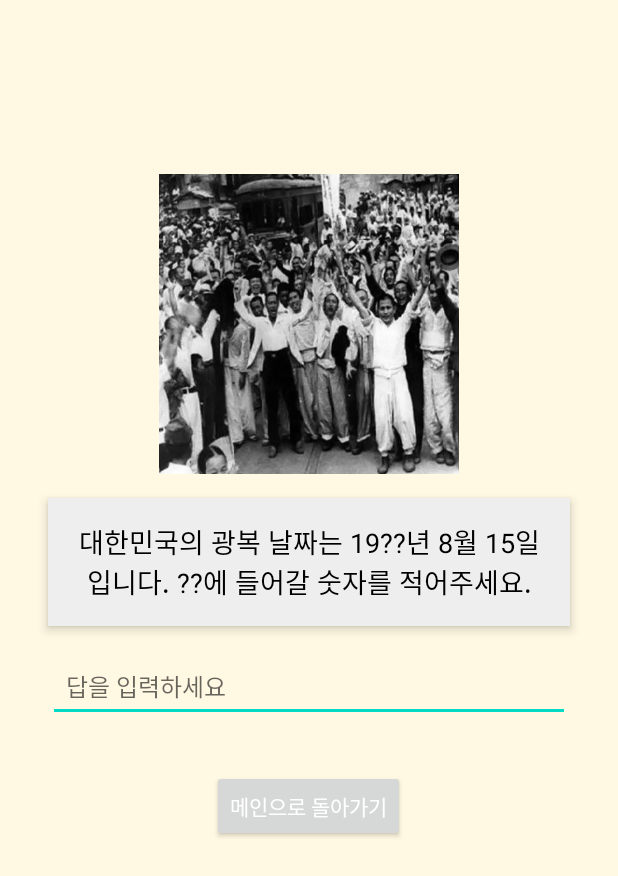
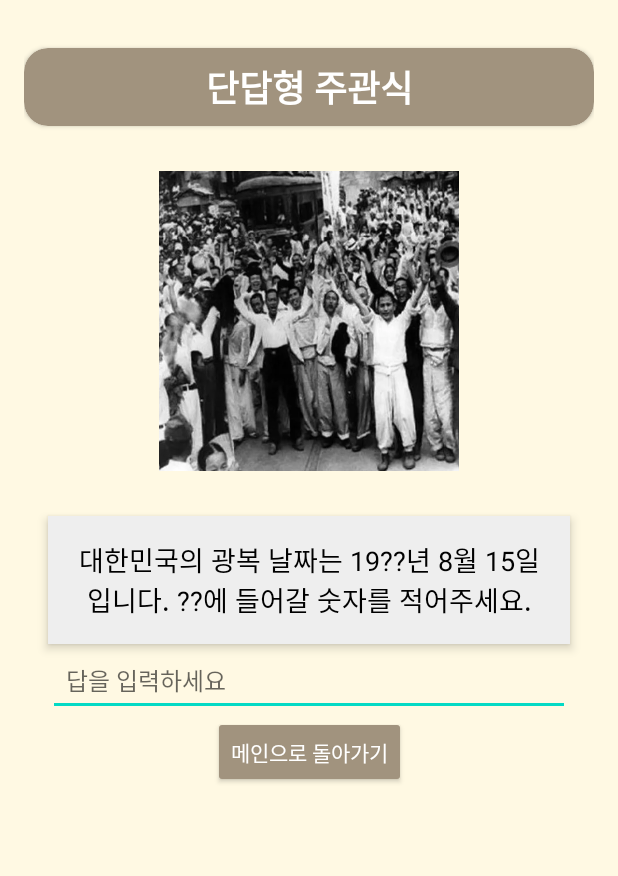
Before and after one commit to mschoi0411/android_team, an Android app: the showanswerquiz screen opened directly, with no data from a screen before it, on a phone screen of 412 x 824 dp. Shown: the top 876 px of the screen. Run offline under Robolectric (Android 15) with nearby library versions, the phone set to English and light mode, and no system bars.

Commit message:
update quiz

```diff
--- a/projectsample/app/src/main/AndroidManifest.xml
+++ b/projectsample/app/src/main/AndroidManifest.xml
@@ -36,6 +36,9 @@
         <activity android:name=".balhae" />
         <activity android:name=".goryeo" />
         <activity android:name="joseon" />
+        <activity android:name=".activity_oxquiz1" />
+        <activity android:name=".activity_shortanswer" />
+        <activity android:name=".multiplechoice" />
     </application>
 
 </manifest>
--- a/projectsample/app/src/main/java/com/example/projectsample/showanswerquiz.java
+++ b/projectsample/app/src/main/java/com/example/projectsample/showanswerquiz.java
@@ -7,6 +7,6 @@ public class showanswerquiz extends Activity {
 
     protected void onCreate(Bundle savedInstanceState) {
         super.onCreate(savedInstanceState);
-        setContentView(R.layout.showanswerquiz);
+        setContentView(R.layout.activity_shortanswer);
     }
 }
--- a/projectsample/app/src/main/res/layout/activity_main.xml
+++ b/projectsample/app/src/main/res/layout/activity_main.xml
@@ -13,7 +13,7 @@
         android:id="@+id/mainLayout"
         android:layout_width="match_parent"
         android:layout_height="wrap_content"
-        android:background="@drawable/background3"
+        android:background="#EEECE8"
         >
 
 
@@ -30,6 +30,7 @@
             android:textStyle="bold"
             android:textColor="#504B4B"
             android:textSize="30sp"
+            android:elevation="50dp"
             app:layout_constraintEnd_toEndOf="parent"
             app:layout_constraintHorizontal_bias="0.498"
             app:layout_constraintStart_toStartOf="parent"
--- /dev/null
+++ b/projectsample/app/src/main/res/layout/activity_shortanswer.xml
@@ -0,0 +1,95 @@
+<androidx.constraintlayout.widget.ConstraintLayout xmlns:android="http://schemas.android.com/apk/res/android"
+    android:layout_width="match_parent"
+    android:layout_height="match_parent"
+    xmlns:app="http://schemas.android.com/apk/res-auto"
+    android:background="#FFF9E3"
+    android:padding="16dp">
+
+    <!-- 빈 View -->
+    <androidx.cardview.widget.CardView
+        android:id="@+id/appNameCard2"
+        android:layout_width="0dp"
+        android:layout_height="wrap_content"
+        app:layout_constraintTop_toTopOf="parent"
+        app:layout_constraintStart_toStartOf="parent"
+        app:layout_constraintEnd_toEndOf="parent"
+        app:cardCornerRadius="16dp"
+        app:cardBackgroundColor="#A1937E"
+        android:layout_marginTop="16dp"
+        android:layout_marginBottom="16dp">
+
+        <TextView
+            android:id="@+id/appName2"
+            android:layout_width="match_parent"
+            android:layout_height="wrap_content"
+            android:text="단답형 주관식"
+            android:textSize="24sp"
+            android:textStyle="bold"
+            android:gravity="center"
+            android:padding="8dp"
+            android:textColor="#FFFFFF" />
+    </androidx.cardview.widget.CardView>
+
+    <!-- 사진 영역 -->
+    <ImageView
+        android:id="@+id/problem_image2"
+        android:layout_width="200dp"
+        android:layout_height="200dp"
+        android:src="@drawable/samil"
+        android:contentDescription="문제 이미지"
+        android:scaleType="centerCrop"
+        android:background="#D3D3D3"
+        app:layout_constraintTop_toBottomOf="@id/appNameCard2"
+        app:layout_constraintStart_toStartOf="parent"
+        app:layout_constraintEnd_toEndOf="parent"
+        android:layout_marginTop="30dp"
+        android:layout_marginBottom="16dp" />
+
+    <!-- 문제 텍스트 -->
+    <TextView
+        android:id="@+id/question_text2"
+        android:layout_width="0dp"
+        android:layout_height="wrap_content"
+        android:text="대한민국의 광복 날짜는 19??년 8월 15일입니다. ??에 들어갈 숫자를 적어주세요."
+        android:textSize="18sp"
+        android:textColor="#000000"
+        android:gravity="center"
+        android:padding="16dp"
+        android:background="#EEEEEE"
+        android:elevation="4dp"
+        app:layout_constraintTop_toBottomOf="@id/problem_image2"
+        android:layout_marginTop="30dp"
+        app:layout_constraintStart_toStartOf="parent"
+        app:layout_constraintEnd_toEndOf="parent"
+        android:layout_marginHorizontal="16dp"
+        android:layout_marginBottom="16dp" />
+
+    <!-- 답변 입력 칸 -->
+    <EditText
+        android:id="@+id/answer_input2"
+        android:layout_width="0dp"
+        android:layout_height="wrap_content"
+        android:hint="답을 입력하세요"
+        android:textSize="16sp"
+        android:padding="12dp"
+        android:inputType="number"
+        app:layout_constraintTop_toBottomOf="@id/question_text2"
+        app:layout_constraintStart_toStartOf="parent"
+        app:layout_constraintEnd_toEndOf="parent"
+        android:layout_marginHorizontal="16dp"
+        android:layout_marginBottom="32dp" />
+
+    <!-- 메인으로 돌아가기 버튼 -->
+    <Button
+        android:id="@+id/button2"
+        android:layout_width="wrap_content"
+        android:layout_height="wrap_content"
+        android:backgroundTint="#A1937E"
+        android:text="메인으로 돌아가기"
+        android:padding="12dp"
+        android:textColor="#FFFFFF"
+        app:layout_constraintTop_toBottomOf="@id/answer_input2"
+        app:layout_constraintStart_toStartOf="parent"
+        app:layout_constraintEnd_toEndOf="parent" />
+
+</androidx.constraintlayout.widget.ConstraintLayout>
--- a/projectsample/app/src/main/res/layout/showanswerquiz.xml
+++ /dev/null
@@ -1,66 +0,0 @@
-<?xml version="1.0" encoding="utf-8"?>
-<ScrollView xmlns:android="http://schemas.android.com/apk/res/android"
-    android:layout_width="match_parent"
-    android:layout_height="match_parent"
-    android:background="#FFF9E3"
-    android:padding="16dp">
-
-    <LinearLayout
-        android:layout_width="match_parent"
-        android:layout_height="wrap_content"
-        android:orientation="vertical"
-        android:gravity="center_horizontal">
-
-        <View
-            android:layout_width="match_parent"
-            android:layout_height="100dp" />
-
-        <!-- 사진 영역 -->
-        <ImageView
-            android:id="@+id/problem_image"
-            android:layout_width="200dp"
-            android:layout_height="200dp"
-            android:src="@drawable/samil"
-            android:contentDescription="문제 이미지"
-            android:scaleType="centerCrop"
-            android:layout_marginBottom="16dp"
-            android:background="#D3D3D3" />
-
-        <!-- 문제 텍스트 -->
-        <TextView
-            android:id="@+id/question_text"
-            android:layout_width="wrap_content"
-            android:layout_height="wrap_content"
-            android:text="대한민국의 광복 날짜는 19??년 8월 15일입니다. ??에 들어갈 숫자를 적어주세요."
-            android:textSize="18sp"
-            android:textColor="#000000"
-            android:gravity="center"
-            android:padding="16dp"
-            android:background="#EEEEEE"
-            android:layout_marginBottom="16dp"
-            android:layout_marginHorizontal="16dp"
-            android:elevation="4dp" />
-
-        <!-- 답변 입력 칸 -->
-        <EditText
-            android:id="@+id/answer_input"
-            android:layout_width="match_parent"
-            android:layout_height="wrap_content"
-            android:hint="답을 입력하세요"
-            android:textSize="16sp"
-            android:padding="12dp"
-            android:layout_marginBottom="32dp"
-            android:layout_marginHorizontal="16dp"
-            android:inputType="number" />
-
-        <Button
-            android:id="@id/button"
-            android:layout_width="wrap_content"
-            android:layout_height="wrap_content"
-            android:text="메인으로 돌아가기"
-            android:layout_gravity="center"
-            android:padding="12dp"
-            android:textColor="#FFFFFF" />
-
-    </LinearLayout>
-</ScrollView>
```
Also changed, not shown: projectsample/app/src/main/java/com/example/projectsample/activity_oxquiz1.java (added, +40 -0 lines), projectsample/app/src/main/java/com/example/projectsample/activity_shortanswer.java (added, +37 -0 lines), projectsample/app/src/main/java/com/example/projectsample/multiplechoice.java (added, +53 -0 lines), projectsample/app/src/main/res/layout/activity_oxquiz1.xml (added, +119 -0 lines), projectsample/app/src/main/res/layout/multiplechoice.xml (added, +168 -0 lines).
